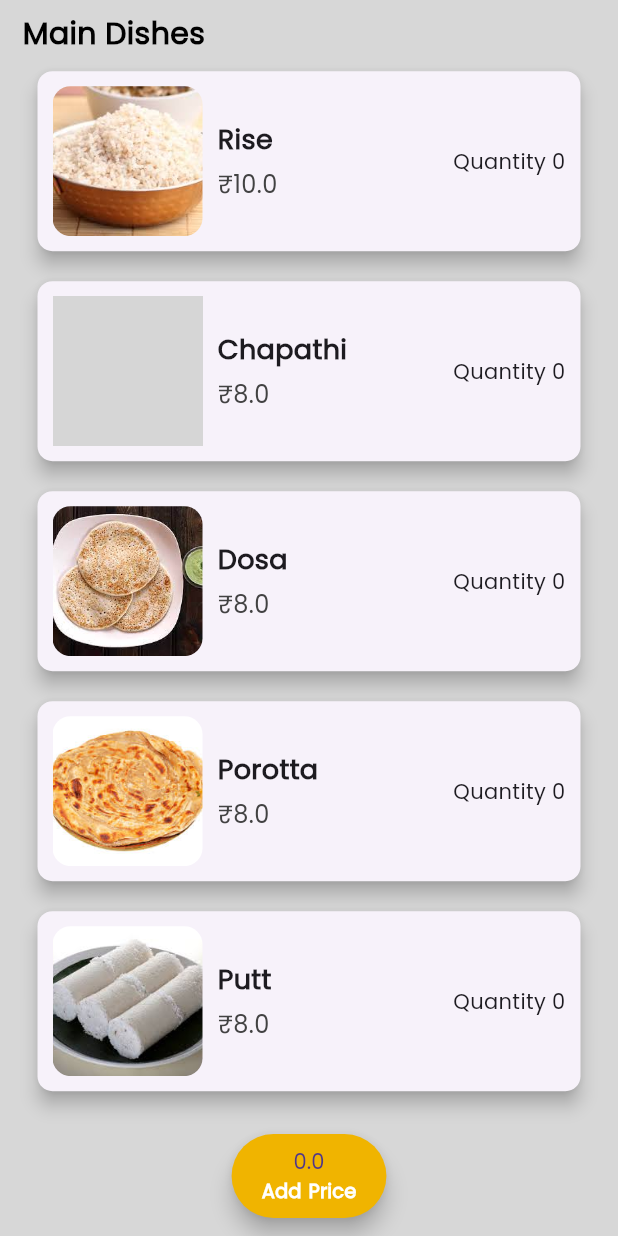
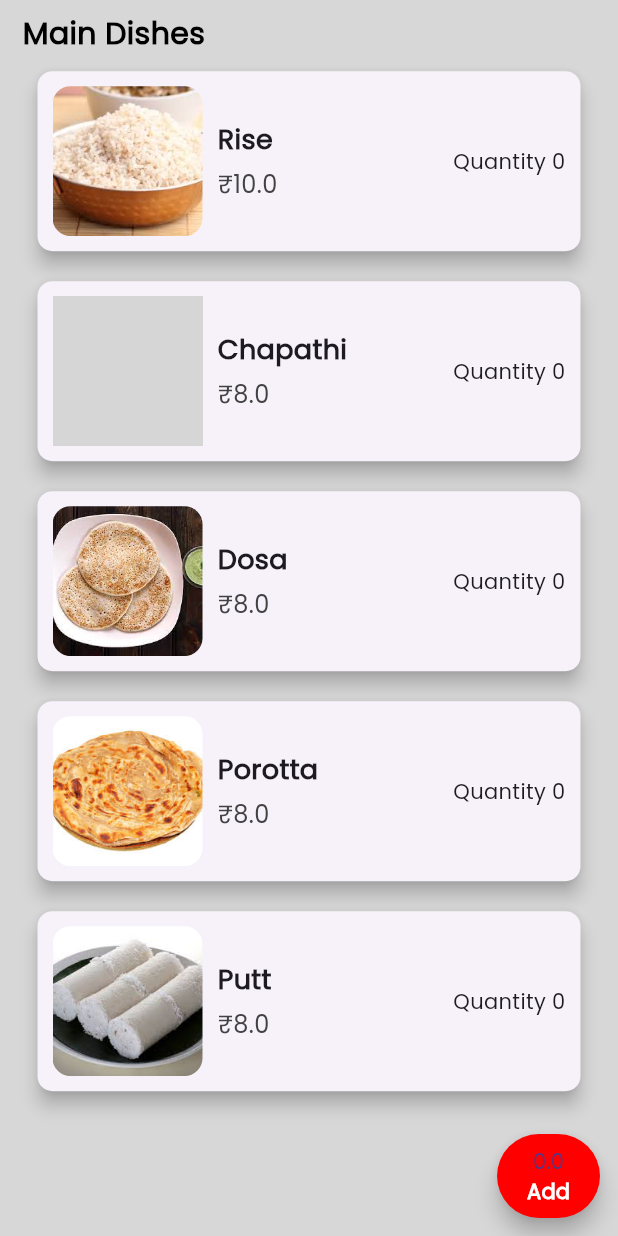
Before and after one commit to akhil-bhaskaran/DepTrack, a Flutter app: the MenuPage screen opened directly, scrolled down 108 dp, on a phone screen of 412 x 824 dp. Run offline on Flutter 3.47's test engine with Material 3 defaults, Android fonts, the phone set to English and light mode, and no system bars; drawn by our look-alikes of flutter_slidable; our stand-ins replace curved_navigation_bar, timeline_tile; missing offline and left inert: insta_image_viewer; grey boxes are pictures that could not be loaded.

Commit message:
Small changes

```diff
--- a/lib/pages/menu.dart
+++ b/lib/pages/menu.dart
@@ -36,9 +36,10 @@ class _MenuPageState extends State<MenuPage> {
                 child: Column(
                   mainAxisAlignment: MainAxisAlignment.spaceEvenly,
                   children: [
-                    Text(
+                    const Text(
                       "Our Menu",
-                      style: Values.txtstyle4_1,
+                      style:
+                          TextStyle(fontSize: 24, fontWeight: FontWeight.bold),
                     ),
 
                     //T A B    B A R
@@ -57,7 +58,7 @@ class _MenuPageState extends State<MenuPage> {
                           },
                           child: AnimatedContainer(
                             curve: Curves.easeInOutSine,
-                            duration: const Duration(milliseconds: 200),
+                            duration: const Duration(milliseconds: 250),
                             alignment: Alignment.center,
                             decoration: BoxDecoration(
                                 color: current == index
@@ -107,7 +108,7 @@ class _MenuPageState extends State<MenuPage> {
           ],
         ),
         floatingActionButton: FloatingActionButton.extended(
-            backgroundColor: const Color.fromARGB(255, 240, 180, 0),
+            backgroundColor: Color.fromARGB(255, 255, 0, 0),
             shape: RoundedRectangleBorder(
               borderRadius: BorderRadius.circular(30),
             ),
@@ -120,13 +121,13 @@ class _MenuPageState extends State<MenuPage> {
               children: [
                 Text("${value.todaysExpense}"),
                 Text(
-                  "Add Price",
-                  style: Values.txtstyle2_1,
+                  "Add",
+                  style: TextStyle(
+                      fontWeight: FontWeight.bold, color: Colors.white),
                 )
               ],
             )),
-        floatingActionButtonLocation:
-            FloatingActionButtonLocation.miniCenterFloat,
+        floatingActionButtonLocation: FloatingActionButtonLocation.miniEndFloat,
       ),
     );
   }
@@ -137,11 +138,11 @@ class _MenuPageState extends State<MenuPage> {
         return MainDishes();
 
       case 1:
-        return Curry();
+        return const Curry();
       case 2:
-        return Side();
+        return const Side();
       case 3:
-        return Snacks();
+        return const Snacks();
       default:
         MainDishes();
     }
--- a/lib/pages/profile.dart
+++ b/lib/pages/profile.dart
@@ -44,7 +44,7 @@ class Profile extends StatelessWidget {
                       bottom: 0,
                       right: 0,
                       child: IconButton.filled(
-                        style: ButtonStyle(
+                        style: const ButtonStyle(
                             backgroundColor:
                                 WidgetStatePropertyAll(ColorPattern.rd)),
                         onPressed: () {
```
Also changed, not shown: lib/components/day_card.dart (+4 -3 lines), lib/components/timeline.dart (+7 -1 lines), lib/pages/home_page.dart (+2 -8 lines).
